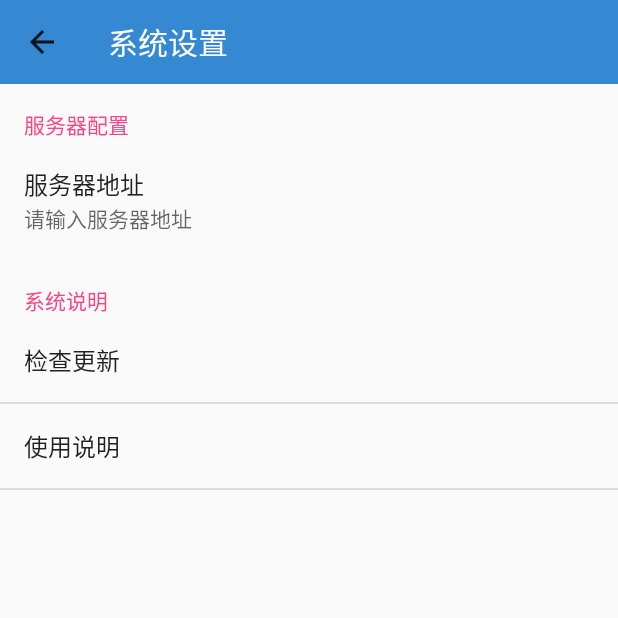
After one commit to SweetInk/demoapp, an Android app: the SettingActivity screen opened directly, with no data from a screen before it, on a phone screen of 412 x 824 dp, the top half of it. The commit adds this screen. Run offline under Robolectric (Android 15) with nearby library versions, the phone set to English and light mode, and no system bars.

Commit message:
add system setting.

```diff
--- /dev/null
+++ b/app/src/main/java/com/huashukang/picgrab/activity/SettingActivity.java
@@ -0,0 +1,38 @@
+package com.huashukang.picgrab.activity;
+
+import android.annotation.TargetApi;
+import android.os.Build;
+import android.support.v7.app.AppCompatActivity;
+import android.os.Bundle;
+import android.support.v7.widget.Toolbar;
+import android.view.MenuItem;
+import android.widget.TextView;
+
+import com.huashukang.picgrab.R;
+import com.huashukang.picgrab.fragment.PrefFragment;
+
+public class SettingActivity extends AppCompatActivity {
+
+    @TargetApi(Build.VERSION_CODES.HONEYCOMB)
+    @Override
+    protected void onCreate(Bundle savedInstanceState) {
+        super.onCreate(savedInstanceState);
+        setContentView(R.layout.layout_settings);
+        Toolbar toolbar = (Toolbar) findViewById(R.id.toolbar);
+        final TextView toolbarTitle = (TextView) findViewById(R.id.toolbar_title);
+        //toolbarTitle.setText("系统设置");
+        toolbar.setTitle("系统设置");
+        setSupportActionBar(toolbar);
+        getSupportActionBar().setDisplayHomeAsUpEnabled(true);
+        getFragmentManager().beginTransaction().replace(R.id.content_setting,new PrefFragment()).commit();
+    }
+
+    @Override
+    public boolean onOptionsItemSelected(MenuItem item) {
+        if(item.getItemId()==android.R.id.home){
+            finish();
+            return true;
+        }
+        return super.onOptionsItemSelected(item);
+    }
+}
--- /dev/null
+++ b/app/src/main/java/com/huashukang/picgrab/fragment/PrefFragment.java
@@ -0,0 +1,67 @@
+package com.huashukang.picgrab.fragment;
+
+import android.annotation.TargetApi;
+import android.app.AlertDialog;
+import android.content.SharedPreferences;
+import android.os.Build;
+import android.os.Bundle;
+import android.preference.EditTextPreference;
+import android.preference.Preference;
+import android.preference.PreferenceFragment;
+import android.preference.PreferenceScreen;
+import android.util.Log;
+import android.widget.Toast;
+
+import com.huashukang.picgrab.R;
+
+/**
+ * Created by SUCHU on 2016/3/16.
+ */
+@TargetApi(Build.VERSION_CODES.HONEYCOMB)
+public class PrefFragment extends PreferenceFragment implements SharedPreferences.OnSharedPreferenceChangeListener{
+    private SharedPreferences sp;
+    @Override
+    public void onCreate(Bundle savedInstanceState) {
+        super.onCreate(savedInstanceState);
+        addPreferencesFromResource(R.xml.settings);
+        getPreferenceManager().setSharedPreferencesName("config");
+        sp =   getPreferenceManager().getSharedPreferences();
+        sp.registerOnSharedPreferenceChangeListener(this);
+        Log.i("TAG",getPreferenceManager().getSharedPreferencesName());
+        EditTextPreference ed1 = (EditTextPreference)  getPreferenceManager().findPreference("server_url");
+       // EditTextPreference ed2 = (EditTextPreference)  getPreferenceManager().findPreference("server_port");
+        ed1.setSummary(sp.getString("server_url","请输入服务器地址"));
+      //  ed2.setSummary(sp.getString("server_port","请输入端口号"));
+
+       // this.
+
+    }
+
+    @Override
+    public boolean onPreferenceTreeClick(PreferenceScreen preferenceScreen, Preference preference) {
+        if(preference.getKey().equals("checkUpdate"))
+            Toast.makeText(this.getActivity(),"当前已是最新版本",Toast.LENGTH_SHORT).show();
+        if(preference.getKey().equals("about")){
+
+            AlertDialog.Builder builder = new AlertDialog.Builder(this.getActivity());
+            builder.setTitle("关于人像采集");
+            builder.setMessage(/*Html.fromHtml(getResources().getString(R.string.copyright))*/"测试版本。");
+            builder.setNegativeButton("确定", null);
+            builder.create();
+            builder.show();
+        }
+         //   Alert;
+        return super.onPreferenceTreeClick(preferenceScreen, preference);
+    }
+
+    @Override
+    public void onSharedPreferenceChanged(SharedPreferences sharedPreferences, String key) {
+
+        Preference preference = findPreference(key);
+        if(preference instanceof EditTextPreference){
+            EditTextPreference etp = (EditTextPreference) preference;
+            etp.setSummary(etp.getText());
+         //   Toast.makeText(this.getActivity(),"content has changed",Toast.LENGTH_SHORT).show();
+        }
+    }
+}
--- /dev/null
+++ b/app/src/main/res/layout/layout_settings.xml
@@ -0,0 +1,11 @@
+<?xml version="1.0" encoding="utf-8"?>
+<LinearLayout xmlns:android="http://schemas.android.com/apk/res/android"
+    android:layout_width="match_parent"
+    android:orientation="vertical"
+    android:layout_height="match_parent">
+    <include layout="@layout/toolbar" />
+    <FrameLayout
+        android:id="@+id/content_setting"
+        android:layout_width="match_parent"
+        android:layout_height="match_parent"></FrameLayout>
+</LinearLayout>
--- a/app/src/main/res/values/styles.xml
+++ b/app/src/main/res/values/styles.xml
@@ -31,8 +31,5 @@
         <item name="android:textSize">18sp</item>
     </style>
 
-    <style name="anim_popup_dir">
-        <item name="android:windowEnterAnimation">@anim/slide_in</item>
-        <item name="android:windowExitAnimation">@anim/slide_out</item>
-    </style>
+
 </resources>
--- /dev/null
+++ b/app/src/main/res/xml/settings.xml
@@ -0,0 +1,33 @@
+<?xml version="1.0" encoding="utf-8"?>
+<PreferenceScreen xmlns:android="http://schemas.android.com/apk/res/android"
+    android:title="设置"
+    >
+    <PreferenceCategory
+        android:title="服务器配置"
+        >
+        <EditTextPreference
+            android:key="server_url"
+            android:title="服务器地址"
+            android:defaultValue=""
+            android:summary="http://localhost"
+            android:dialogTitle="请输入服务器地址"
+            ></EditTextPreference>
+   <!--     <EditTextPreference
+            android:key="server_port"
+            android:title="服务器端口"
+            android:defaultValue=""
+            android:summary="8080"
+            android:dialogTitle="请输入服务器端口"
+            ></EditTextPreference>-->
+    </PreferenceCategory>
+<PreferenceCategory
+    android:title="系统说明"
+    >
+    <Preference android:title="检查更新"
+        android:key="checkUpdate"
+        />
+    <Preference android:title="使用说明"
+        android:key="about"
+        />
+</PreferenceCategory>
+</PreferenceScreen>
--- a/build.gradle
+++ b/build.gradle
@@ -5,7 +5,7 @@ buildscript {
         jcenter()
     }
     dependencies {
-        classpath 'com.android.tools.build:gradle:2.0.0-alpha9'
+        classpath 'com.android.tools.build:gradle:2.1.0-alpha1'
 
         // NOTE: Do not place your application dependencies here; they belong
         // in the individual module build.gradle files
--- a/gradle.properties
+++ b/gradle.properties
@@ -12,6 +12,6 @@
 # This option should only be used with decoupled projects. More details, visit
 # http://www.gradle.org/docs/current/userguide/multi_project_builds.html#sec:decoupled_projects
 # org.gradle.parallel=true
-#Mon Feb 01 09:53:44 CST 2016
-#systemProp.http.proxyHost=localhost
-#systemProp.http.proxyPort=8580
+#Wed Mar 16 11:37:41 CST 2016
+systemProp.http.proxyHost=localhost
+systemProp.http.proxyPort=8787
```
Also changed, not shown: app/src/main/AndroidManifest.xml (+12 -13 lines), app/src/main/java/com/huashukang/picgrab/activity/BedListAcitivity.java (+6 -4 lines), app/src/main/java/com/huashukang/picgrab/activity/ChoosePhoto.java (+13 -3 lines), app/src/main/java/com/huashukang/picgrab/activity/MainActivity.java (+26 -0 lines), app/src/main/java/com/huashukang/picgrab/activity/TakePhotoActivity.java (+10 -0 lines), app/src/main/java/com/huashukang/picgrab/utils/HttpUtils.java (+5 -2 lines), app/src/main/res/layout/activity_main.xml (+9 -1 lines), app/src/main/res/layout/activity_setting.xml (added, +9 -0 lines), app/src/main/res/menu/menu_main.xml (added, +7 -0 lines).
